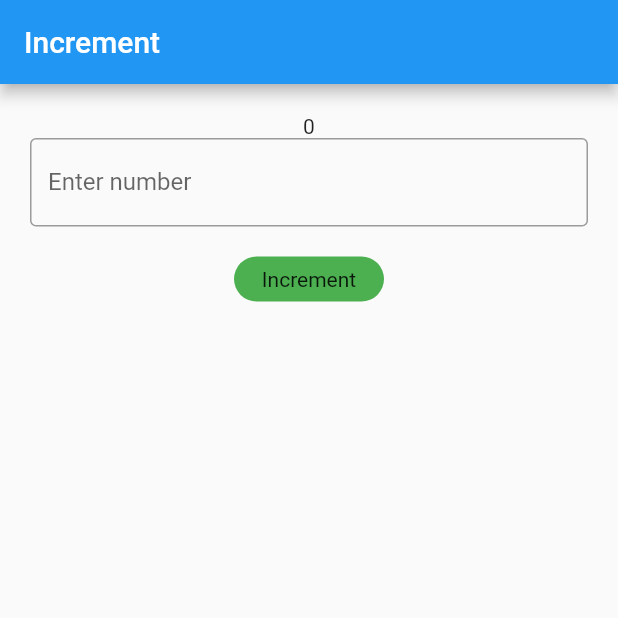
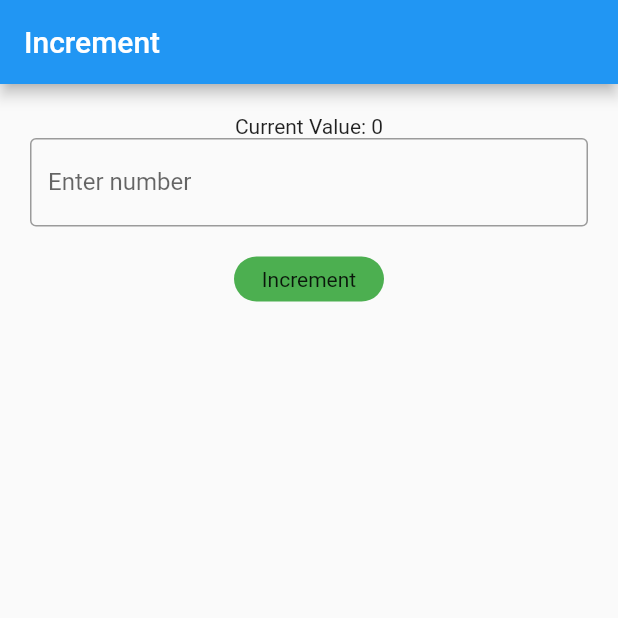
Before and after one commit to safetyshoe123/mid_assingment, a Flutter app: the screen it shows after launch, on a phone screen of 412 x 824 dp, the top half of it. Run offline on Flutter 3.47's test engine with Material 2 defaults, Android fonts, the phone set to English and light mode, and no system bars; our stand-ins replace get.

Commit message:
Ready to pass assingment

```diff
--- a/my_app/lib/my_ui.dart
+++ b/my_app/lib/my_ui.dart
@@ -28,7 +28,7 @@ class MyUI extends StatelessWidget{
       child: Column(
         children: [
           GetBuilder<StoreController>(builder: (storecontroller){
-            return Text(storecontroller.result.toString());
+            return Text('Current Value: ${storecontroller.result.toString()}');
           }),
           TextFormField(
             controller: controller.output,
```
